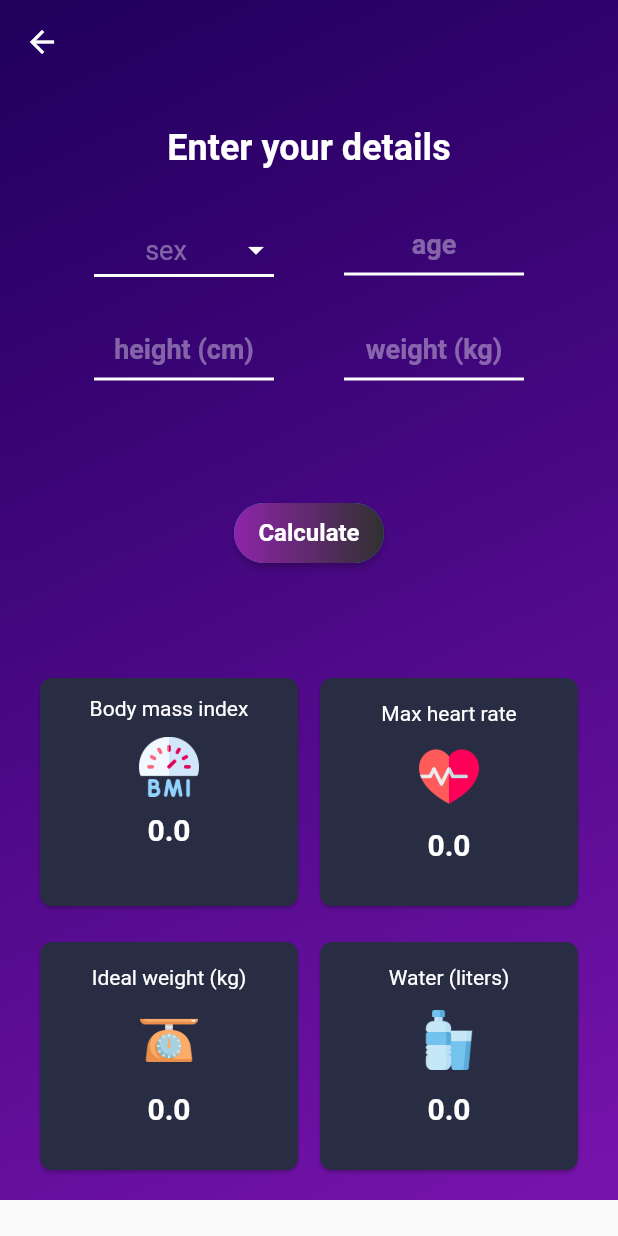
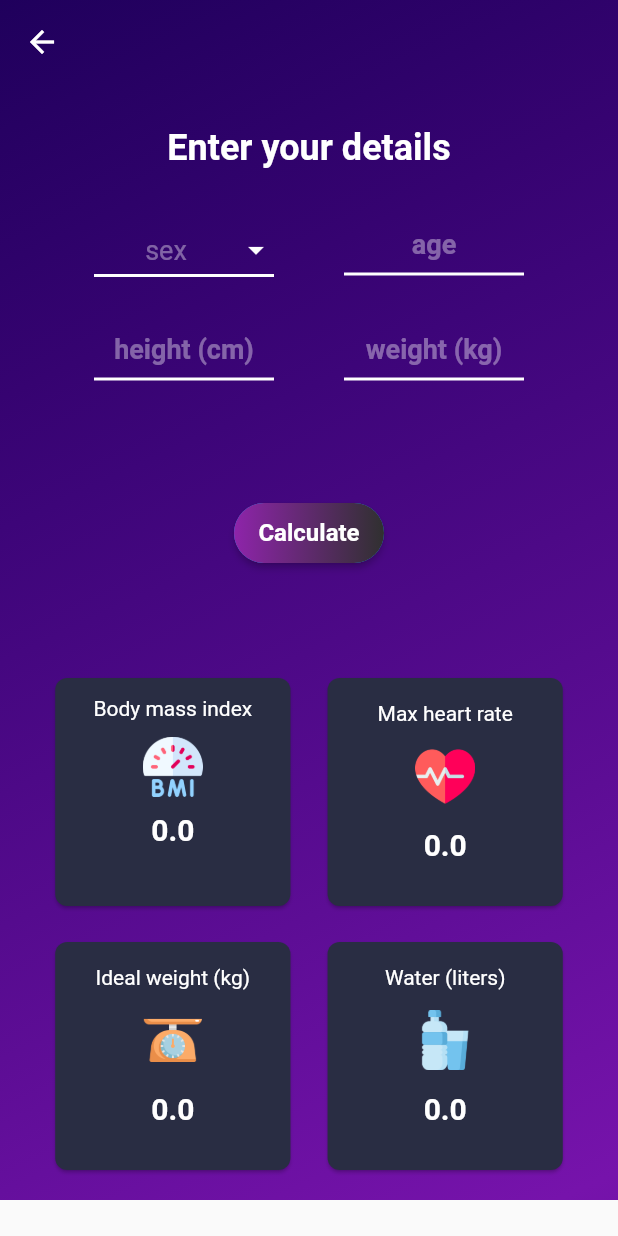
Before and after one commit to MR-BIGO/flutter_fitness_app, a Flutter app: the Calculator screen opened by its route, on a phone screen of 412 x 824 dp. Run offline on Flutter 3.47's test engine with Material 2 defaults, Android fonts, the phone set to English and light mode, and no system bars; our stand-ins replace geolocator, google_maps_flutter, lottie; missing offline and left inert: fab_circular_menu.

Commit message:
some stuff

```diff
--- a/lib/presentation/widgets/calculator_card.dart
+++ b/lib/presentation/widgets/calculator_card.dart
@@ -16,8 +16,9 @@ class CalcCard extends StatelessWidget {
 
   @override
   Widget build(BuildContext context) {
+    final deviceSize = MediaQuery.of(context).size;
     return SizedBox(
-      width: 180,
+      width: deviceSize.width / 2.5,
       height: 160,
       child: Card(
         color: const Color(0xff292d43),
```
